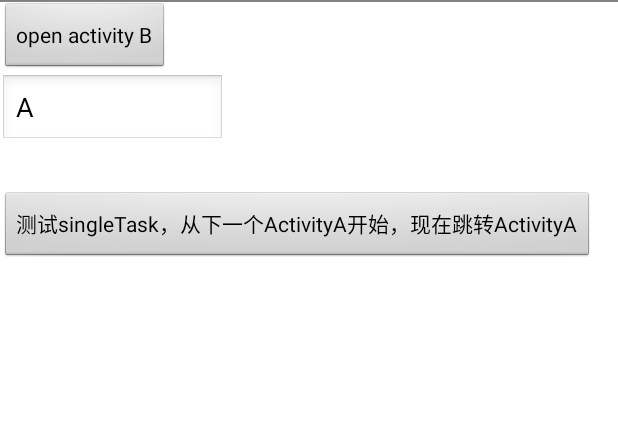
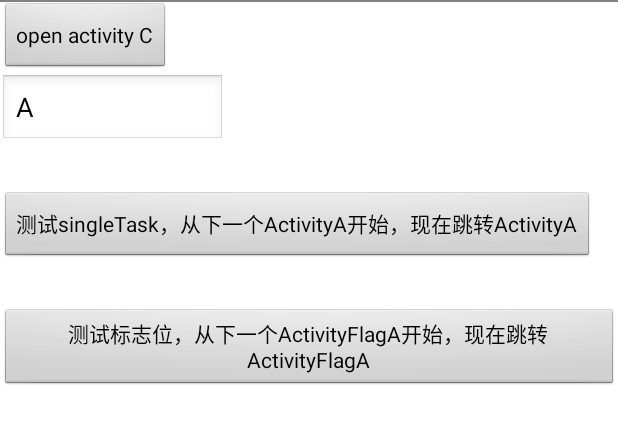
Before and after one commit to chenliguan/seniorlibs, an Android app: the screen it shows after launch (MainActivity), on a phone screen of 412 x 824 dp, the part 36-480 px from its top. Run offline under Robolectric (Android 15) with nearby library versions, the phone set to English and light mode, and no system bars.

Commit message:
测试IntentFilter匹配规则

```diff
--- a/lifecycle/src/main/java/com/seniorlibs/lifecycle/MainActivity.java
+++ b/lifecycle/src/main/java/com/seniorlibs/lifecycle/MainActivity.java
@@ -10,6 +10,7 @@ import android.view.View;
 import android.view.View.OnClickListener;
 import android.widget.Button;
 
+import com.seniorlibs.lifecycle.flag.ActivityFlagA;
 import com.seniorlibs.lifecycle.singletask.ActivityA;
 import com.seniorlibs.lifecycle.singletask.ActivityC;
 
@@ -29,8 +30,10 @@ public class MainActivity extends Activity {
 
             @Override
             public void onClick(View v) {
-                Intent intent = new Intent("com.ryg.charpter_1.c");
-                //intent.setClass(MainActivity.this, SecondActivity.class);
+                Intent intent = new Intent();
+//                Intent intent2 = new Intent(Intent.ACTION_VIEW, Uri.parse(url));
+                intent.setAction(Intent.ACTION_VIEW);
+                intent.setAction("com.ryg.charpter_1.c");
                 intent.putExtra("time", System.currentTimeMillis());
                 intent.addCategory("com.ryg.category.c");
                 intent.setDataAndType(Uri.parse("file://abc"), "text/plain");
@@ -45,6 +48,17 @@ public class MainActivity extends Activity {
             public void onClick(View v) {
                 Intent intent = new Intent();
                 intent.setClass(MainActivity.this, ActivityA.class);
+                startActivity(intent);
+            }
+        });
+
+        Button button3 = (Button) findViewById(R.id.button3);
+        button3.setText("测试标志位，从下一个ActivityFlagA开始，现在跳转ActivityFlagA");
+        button3.setOnClickListener(new View.OnClickListener() {
+            @Override
+            public void onClick(View v) {
+                Intent intent = new Intent();
+                intent.setClass(MainActivity.this, ActivityFlagA.class);
                 startActivity(intent);
             }
         });
--- a/lifecycle/src/main/res/layout/activity_main.xml
+++ b/lifecycle/src/main/res/layout/activity_main.xml
@@ -9,7 +9,7 @@
         android:id="@+id/button1"
         android:layout_width="wrap_content"
         android:layout_height="wrap_content"
-        android:text="open activity B" />
+        android:text="open activity C" />
 
     <EditText
         android:id="@+id/editText1"
@@ -26,4 +26,11 @@
         android:layout_height="wrap_content"
         android:layout_marginTop="30dp"
         android:text="测试singleTask，从下一个ActivityA开始，现在跳转ActivityA" />
+
+    <Button
+        android:id="@+id/button3"
+        android:layout_width="wrap_content"
+        android:layout_height="wrap_content"
+        android:layout_marginTop="30dp"
+        android:text="测试标志位，从下一个ActivityFlagA开始，现在跳转ActivityFlagA" />
 </LinearLayout>
```
